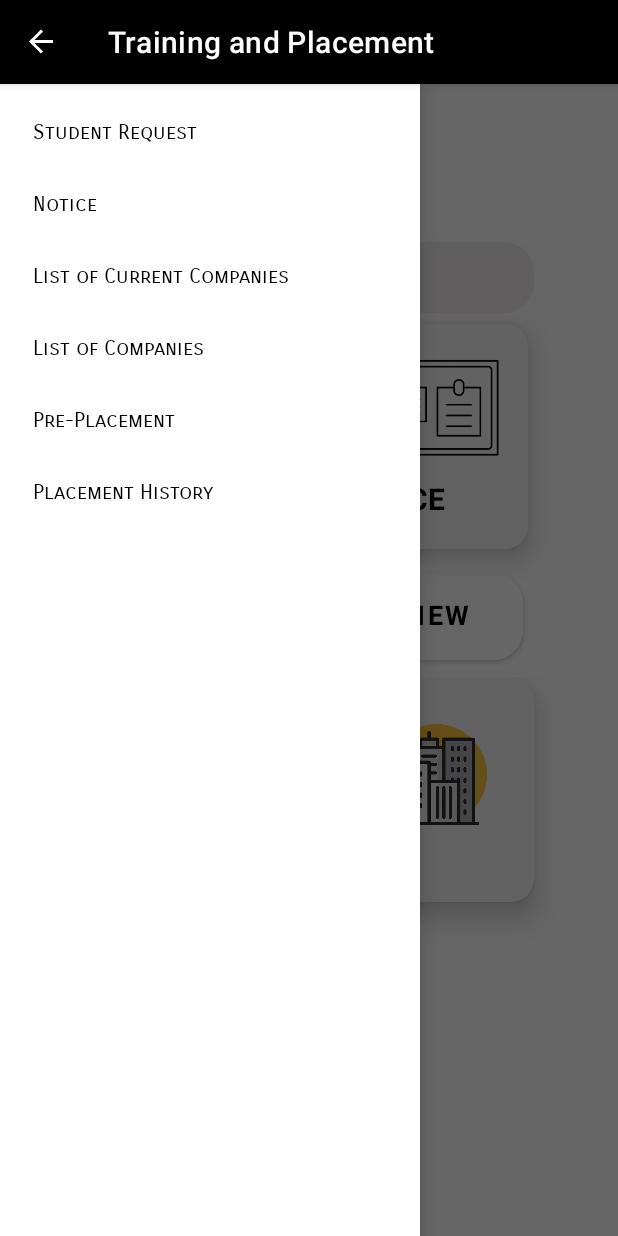
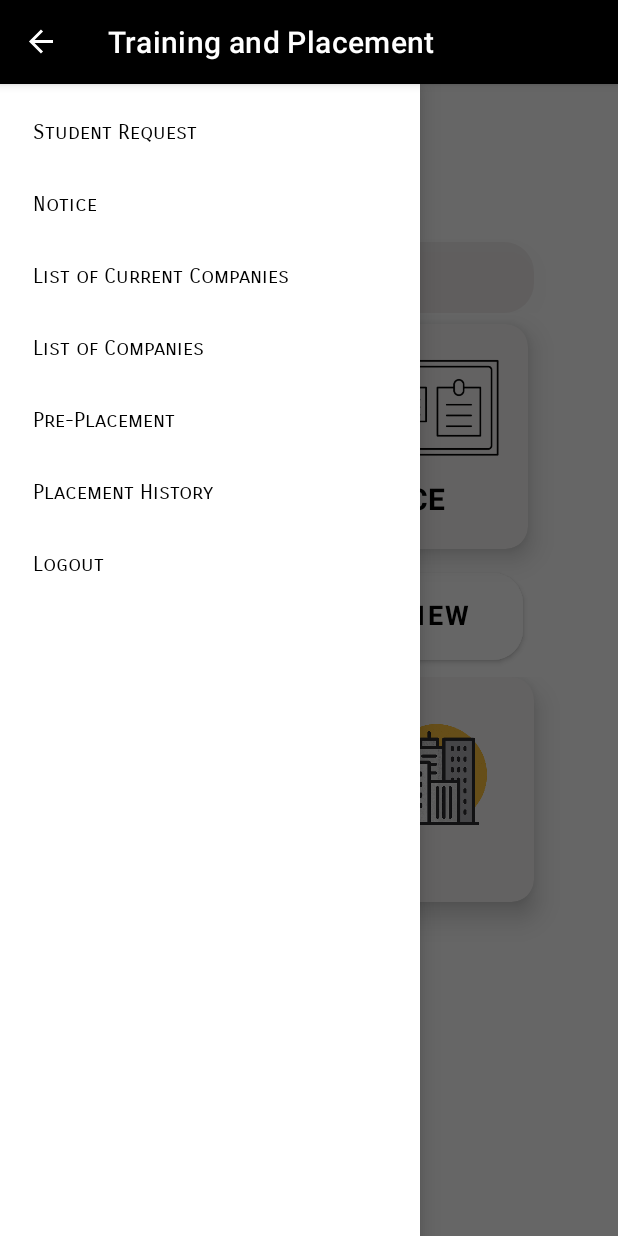
Before and after one commit to Pratik0410/TPO_Training_and_Placement_App, an Android app: the screen it shows after launch once a user with an empty profile is signed in (MainActivity), with the side drawer open, on a phone screen of 412 x 824 dp. Run offline under Robolectric (Android 15) with nearby library versions, the phone set to English and light mode, and no system bars; our stand-ins replace Firebase (no records; nobody signed in at launch, a user with empty details on screens opened directly); Roboto replaces fonts that are not available here.

Commit message:
Logout code added.

```diff
--- a/app/src/main/java/com/example/tpo_training_and_placement/activities/MainActivity.java
+++ b/app/src/main/java/com/example/tpo_training_and_placement/activities/MainActivity.java
@@ -15,6 +15,7 @@ import android.os.Bundle;
 import android.view.MenuItem;
 import android.view.View;
 import android.widget.Button;
+import android.widget.Toast;
 
 import com.example.tpo_training_and_placement.R;
 import com.example.tpo_training_and_placement.activities.requestactivity.StudentRequestActivity;
@@ -24,6 +25,9 @@ import com.example.tpo_training_and_placement.ui.CurrentCompaniesUi;
 import com.example.tpo_training_and_placement.ui.NoticeUi;
 import com.example.tpo_training_and_placement.ui.PrePlacementUi;
 import com.google.android.material.navigation.NavigationView;
+import com.google.firebase.auth.FirebaseAuth;
+
+import java.util.Objects;
 
 public class MainActivity extends AppCompatActivity implements NavigationView.OnNavigationItemSelectedListener {
 
@@ -50,7 +54,7 @@ public class MainActivity extends AppCompatActivity implements NavigationView.On
         actionBarDrawerToggle.syncState();
 
         // to make the Navigation drawer icon always appear on the action bar
-        getSupportActionBar().setDisplayHomeAsUpEnabled(true);
+        Objects.requireNonNull(getSupportActionBar()).setDisplayHomeAsUpEnabled(true);
 
         NavigationView navigationView = (NavigationView) findViewById(R.id.id_main_nav_view);
         navigationView.setNavigationItemSelectedListener(this);
@@ -118,6 +122,11 @@ public class MainActivity extends AppCompatActivity implements NavigationView.On
             case R.id.nav_pre_placement:
                 startActivity(new Intent(MainActivity.this, PrePlacementUi.class));
                 break;
+            case R.id.nav_logout:
+                FirebaseAuth.getInstance().signOut();
+                Intent intent = new Intent(MainActivity.this, LoginActivity.class);
+                startActivity(intent);
+                break;
         }
 
         drawerLayout.closeDrawer(GravityCompat.START);
--- a/app/src/main/res/menu/navigation_menu.xml
+++ b/app/src/main/res/menu/navigation_menu.xml
@@ -24,4 +24,7 @@
     <item
         android:id="@+id/nav_placement_history"
         android:title="Placement History" />
+    <item
+        android:id="@+id/nav_logout"
+        android:title="Logout" />
 </menu>
```
